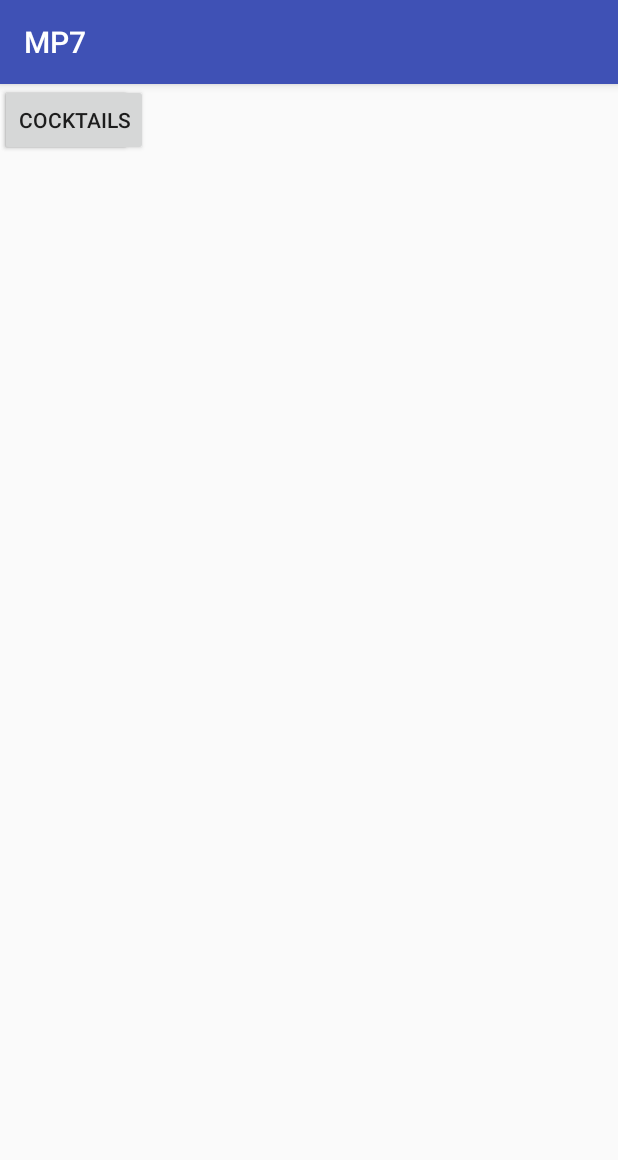
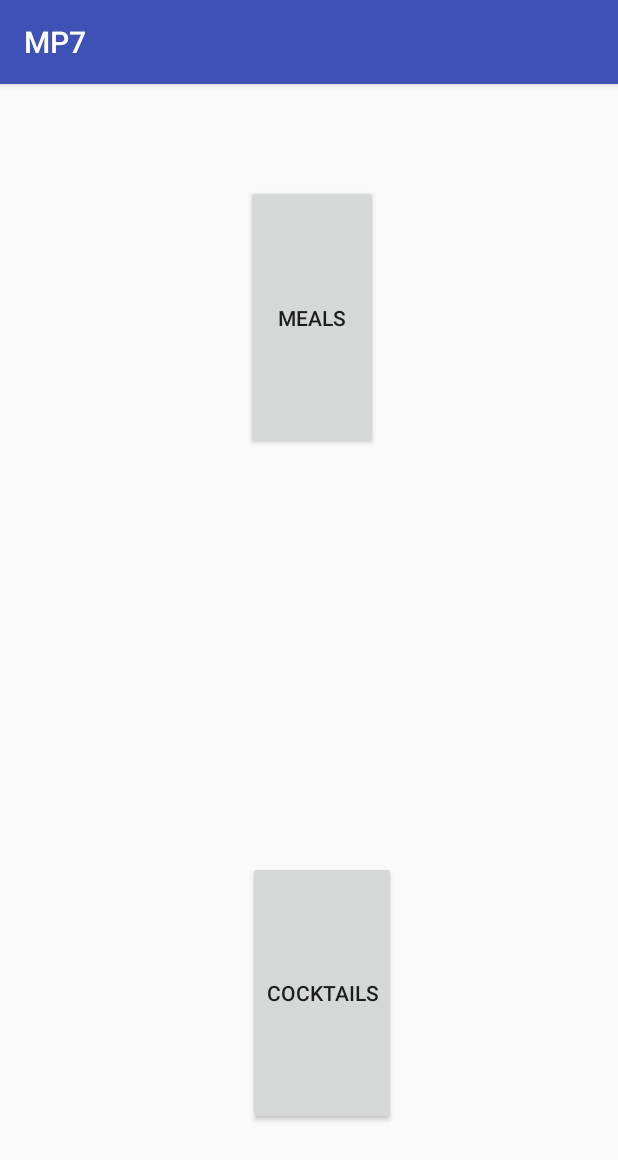
Before and after one commit to ryankwteo/MP7, an Android app: the screen it shows after launch (MainActivity), on a phone screen of 412 x 824 dp. Shown: the top 1160 px of the screen. Run offline under Robolectric (Android 15) with nearby library versions, the phone set to English and light mode, and no system bars.

```diff
--- a/app/src/main/res/layout/activity_main.xml
+++ b/app/src/main/res/layout/activity_main.xml
@@ -10,16 +10,25 @@
         android:id="@+id/mealButton"
         android:layout_width="wrap_content"
         android:layout_height="0dp"
+        android:layout_marginBottom="274dp"
+        android:layout_marginEnd="160dp"
+        android:layout_marginRight="160dp"
+        android:layout_marginTop="67dp"
         android:onClick="openMeals"
         android:text="Meals"
-        tools:layout_editor_absoluteX="142dp"
-        tools:layout_editor_absoluteY="135dp" />
+        app:layout_constraintBottom_toTopOf="@+id/cocktailsButton"
+        app:layout_constraintEnd_toEndOf="parent"
+        app:layout_constraintTop_toTopOf="parent" />
 
     <Button
         android:id="@+id/cocktailsButton"
         android:layout_width="wrap_content"
         android:layout_height="0dp"
+        android:layout_marginBottom="74dp"
+        android:layout_marginEnd="148dp"
+        android:layout_marginRight="148dp"
         android:text="Cocktails"
-        tools:layout_editor_absoluteX="143dp"
-        tools:layout_editor_absoluteY="246dp" />
+        app:layout_constraintBottom_toBottomOf="parent"
+        app:layout_constraintEnd_toEndOf="parent"
+        app:layout_constraintTop_toBottomOf="@+id/mealButton" />
 </android.support.constraint.ConstraintLayout>
```
